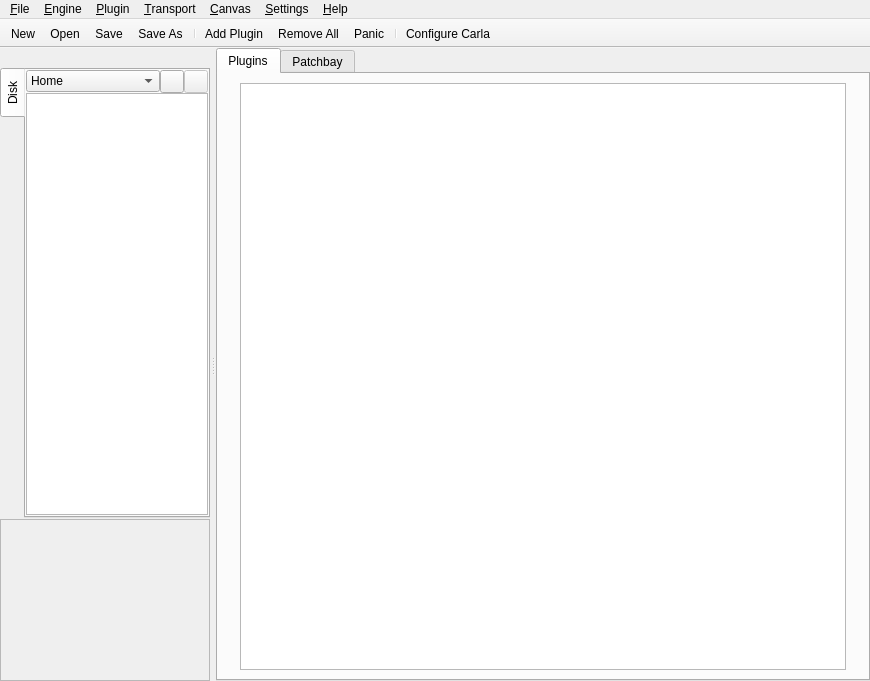
First picture: the form in resources/ui/carla_host.ui, repository falkTX/Carla, before the edit.
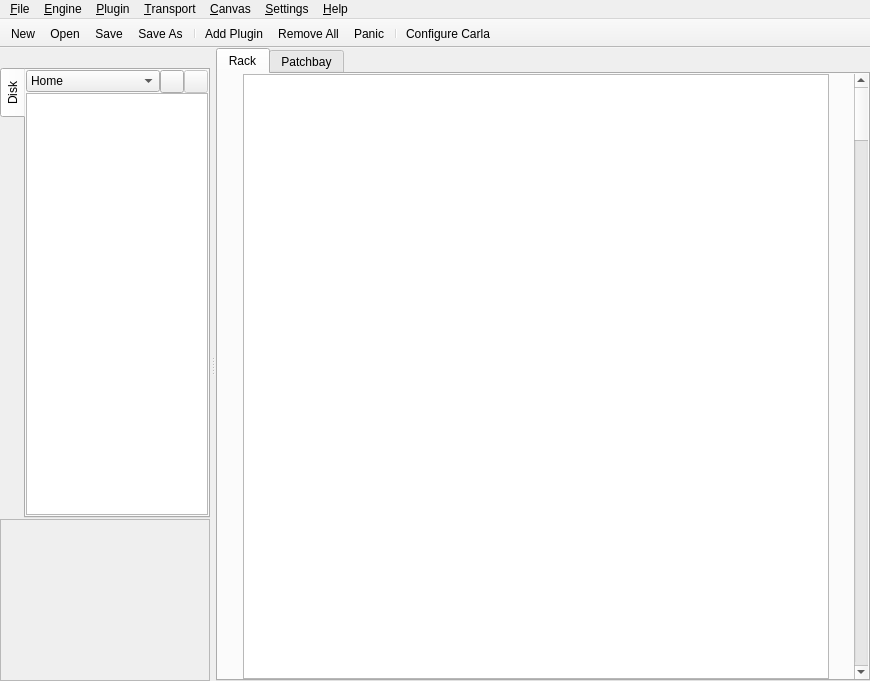
Second picture: the form after the edit. The open tabs and pages were chosen to show the change. Icons and pictures are not drawn. Custom widgets are drawn as their Qt base class.

Patch:
```diff
--- a/resources/ui/carla_host.ui
+++ b/resources/ui/carla_host.ui
@@ -28,26 +28,70 @@
       </property>
       <widget class="QWidget" name="plugins">
        <attribute name="title">
-        <string>Plugins</string>
+        <string>Rack</string>
        </attribute>
        <layout class="QHBoxLayout" name="horizontalLayout_2">
+        <property name="spacing">
+         <number>0</number>
+        </property>
+        <property name="margin">
+         <number>0</number>
+        </property>
         <item>
          <widget class="QLabel" name="pad_left">
+          <property name="minimumSize">
+           <size>
+            <width>25</width>
+            <height>0</height>
+           </size>
+          </property>
+          <property name="maximumSize">
+           <size>
+            <width>25</width>
+            <height>16777215</height>
+           </size>
+          </property>
           <property name="text">
            <string/>
           </property>
          </widget>
         </item>
         <item>
-         <widget class="QListWidget" name="listWidget"/>
+         <widget class="QListWidget" name="listWidget">
+          <property name="verticalScrollBarPolicy">
+           <enum>Qt::ScrollBarAlwaysOff</enum>
+          </property>
+          <property name="horizontalScrollBarPolicy">
+           <enum>Qt::ScrollBarAlwaysOff</enum>
+          </property>
+         </widget>
         </item>
         <item>
          <widget class="QLabel" name="pad_right">
+          <property name="minimumSize">
+           <size>
+            <width>25</width>
+            <height>0</height>
+           </size>
+          </property>
+          <property name="maximumSize">
+           <size>
+            <width>25</width>
+            <height>16777215</height>
+           </size>
+          </property>
           <property name="text">
            <string/>
           </property>
          </widget>
         </item>
+        <item>
+         <widget class="QScrollBar" name="verticalScrollBar">
+          <property name="orientation">
+           <enum>Qt::Vertical</enum>
+          </property>
+         </widget>
+        </item>
        </layout>
       </widget>
       <widget class="QWidget" name="patchbay">
```
Left out of the diff: 4 changed lines with no effect on the pictures.
